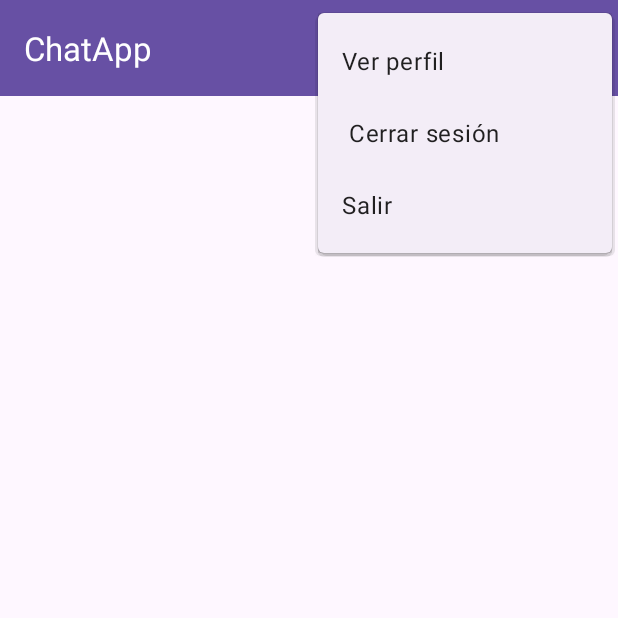
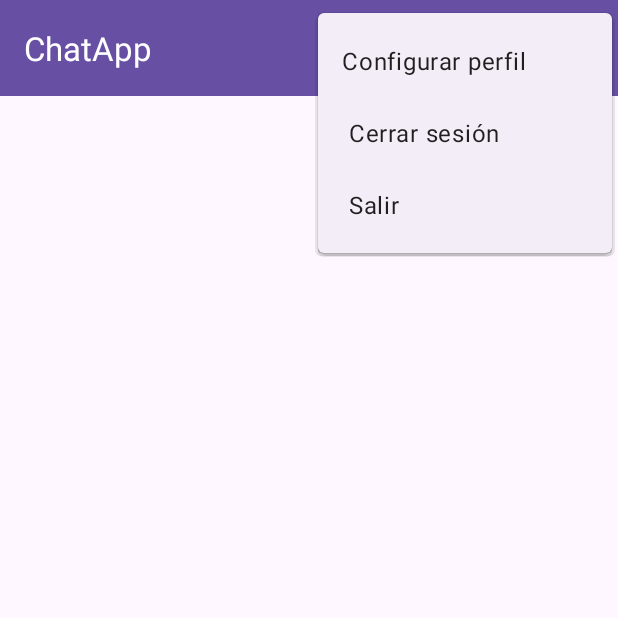
Before and after one commit to IamDiomer/Chat_App, an Android app: the MainActivity screen opened directly, with no data from a screen before it, with the options menu open, on a phone screen of 412 x 824 dp, the top half of it. Run offline under Robolectric (Android 15) with nearby library versions, the phone set to English and light mode, and no system bars; our stand-ins replace Firebase (no records; nobody signed in at launch, a user with empty details on screens opened directly).

Commit message:
Actualizacion de los intents y las opciones del menu

```diff
--- a/ChatApp/app/src/main/java/com/example/chatapp/MainActivity.java
+++ b/ChatApp/app/src/main/java/com/example/chatapp/MainActivity.java
@@ -86,14 +86,14 @@ public class MainActivity extends AppCompatActivity {
 
     @Override
     public boolean onOptionsItemSelected(@NonNull MenuItem item) {
-        if (item.getItemId() == R.id.action_view_users) {
-            Intent intent = new Intent(MainActivity.this, ViewUsersActivity.class);
+        if (item.getItemId() == R.id.action_profile) {
+            Intent intent = new Intent(MainActivity.this, ProfileActivity.class);
             startActivity(intent);
         } else if (item.getItemId() == R.id.action_create_group) {
             Intent intent = new Intent(MainActivity.this, CreateGroupActivity.class);
             startActivity(intent);
-        } else if (item.getItemId() == R.id.action_profile) {
-            Intent intent = new Intent(MainActivity.this, ProfileActivity.class);
+        } else if (item.getItemId() == R.id.action_settings) {
+            Intent intent = new Intent(MainActivity.this, SettingsActivity.class);
             startActivity(intent);
         }else if (item.getItemId() == R.id.action_logout) {
             Intent intent = new Intent(MainActivity.this, LoginActivity.class);
--- /dev/null
+++ b/ChatApp/app/src/main/res/drawable/group.xml
@@ -0,0 +1,16 @@
+<vector xmlns:android="http://schemas.android.com/apk/res/android"
+    android:width="24dp"
+    android:height="24dp"
+    android:viewportWidth="24"
+    android:viewportHeight="24"
+    android:tint="#FFFFFF"
+    android:alpha="0.8">
+    <group android:scaleX="1.5"
+        android:scaleY="1.5"
+        android:translateX="-6"
+        android:translateY="-6">
+        <path
+            android:fillColor="@android:color/white"
+            android:pathData="M4,8h4L8,4L4,4v4zM10,20h4v-4h-4v4zM4,20h4v-4L4,16v4zM4,14h4v-4L4,10v4zM10,14h4v-4h-4v4zM16,4v4h4L20,4h-4zM10,8h4L14,4h-4v4zM16,14h4v-4h-4v4zM16,20h4v-4h-4v4z"/>
+    </group>
+</vector>
--- /dev/null
+++ b/ChatApp/app/src/main/res/drawable/profile.xml
@@ -0,0 +1,16 @@
+<vector xmlns:android="http://schemas.android.com/apk/res/android"
+    android:width="24dp"
+    android:height="24dp"
+    android:viewportWidth="24"
+    android:viewportHeight="24"
+    android:tint="#FFFFFF"
+    android:alpha="0.8">
+    <group android:scaleX="1.3333334"
+        android:scaleY="1.3333334"
+        android:translateX="-4"
+        android:translateY="-4">
+        <path
+            android:fillColor="@android:color/white"
+            android:pathData="M19,3H5C3.9,3 3,3.9 3,5v14c0,1.1 0.9,2 2,2h14c1.1,0 2,-0.9 2,-2V5C21,3.9 20.1,3 19,3zM12,6c1.93,0 3.5,1.57 3.5,3.5c0,1.93 -1.57,3.5 -3.5,3.5s-3.5,-1.57 -3.5,-3.5C8.5,7.57 10.07,6 12,6zM19,19H5v-0.23c0,-0.62 0.28,-1.2 0.76,-1.58C7.47,15.82 9.64,15 12,15s4.53,0.82 6.24,2.19c0.48,0.38 0.76,0.97 0.76,1.58V19z"/>
+    </group>
+</vector>
--- a/ChatApp/app/src/main/res/menu/menu.xml
+++ b/ChatApp/app/src/main/res/menu/menu.xml
@@ -1,29 +1,30 @@
 <menu xmlns:android="http://schemas.android.com/apk/res/android"
     xmlns:app="http://schemas.android.com/apk/res-auto">
     <item
-        android:id="@+id/action_view_users"
-        android:title="Ver Usuarios"
-        android:icon="@drawable/ic_view_users"
+        android:id="@+id/action_profile"
+        android:title="Ver perfil"
+        android:icon="@drawable/profile"
         app:showAsAction="ifRoom" />
+
     <item
         android:id="@+id/action_create_group"
-        android:title="Crear Grupo"
-        android:icon="@drawable/ic_create_group"
+        android:title="Crear grupo"
+        android:icon="@drawable/group"
         app:showAsAction="ifRoom" />
+
     <item
-        android:id="@+id/action_profile"
-        android:title="Ver perfil"
-        android:icon="@drawable/ic_settings"
-        app:showAsAction="ifRoom" />
+        android:id="@+id/action_settings"
+        android:title="Configurar perfil"
+        app:showAsAction="withText" />
+
 
     <item
         android:id="@+id/action_logout"
         android:title=" Cerrar sesión"
         app:showAsAction="ifRoom" />
-
     <item
         android:id="@+id/action_exit"
-        android:title="Salir"
+        android:title=" Salir"
         app:showAsAction="ifRoom" />
 
 
```
Also changed, not shown: 1 other file.
